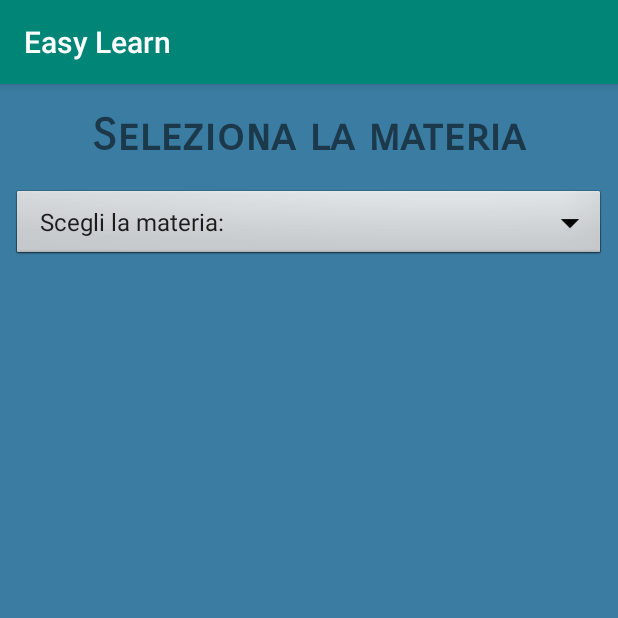
After one commit to PaoloBonicco7/IUM_InterazioneUomoMacchina_Progetto_18-19, an Android app: the DayActivity2 screen opened directly, with no data from a screen before it, on a phone screen of 412 x 824 dp, the top half of it. The commit adds this screen. Run offline under Robolectric (Android 15) with nearby library versions, the phone set to English and light mode, and no system bars; Roboto replaces fonts that are not available here; 4 statements that could not run were skipped.

Commit message:
Bugfic, ora se si aggiunge un corso o un docente nuovo viene correttamente visualizzato.

```diff
--- a/app/src/main/AndroidManifest.xml
+++ b/app/src/main/AndroidManifest.xml
@@ -14,7 +14,9 @@
         android:roundIcon="@mipmap/ic_launcher_round"
         android:supportsRtl="true"
         android:theme="@style/AppTheme">
-        <activity android:name=".DeleteActivity"></activity>
+        <activity android:name=".DayActivity2"></activity>
+        <activity android:name=".NoAutenticatedUser" />
+        <activity android:name=".DeleteActivity" />
         <activity android:name=".VisualizzaRipetizioni" />
         <activity android:name=".CheckActivity" />
         <activity android:name=".ChooseActivity" />
--- /dev/null
+++ b/app/src/main/java/com/example/ripetizioni/DayActivity2.java
@@ -0,0 +1,171 @@
+package com.example.ripetizioni;
+
+import android.content.Context;
+import android.content.Intent;
+import android.os.Bundle;
+import android.support.v7.app.AppCompatActivity;
+import android.view.View;
+import android.widget.AdapterView;
+import android.widget.ArrayAdapter;
+import android.widget.Button;
+import android.widget.Spinner;
+import android.widget.TextView;
+import android.widget.Toast;
+
+import java.util.ArrayList;
+
+public class DayActivity2 extends AppCompatActivity {
+
+    TextView tw, tw1;
+    Spinner spinner, spinner2;
+    Bundle extras;
+    int check = 0;
+    String username;
+    Button btn;
+    String subject, teacher;
+    Context ctx = DayActivity2.this;
+
+    @Override
+    protected void onCreate(Bundle savedInstanceState) {
+        super.onCreate(savedInstanceState);
+        setContentView(R.layout.activity_day2);
+
+        tw = findViewById(R.id.textView);
+        tw.setVisibility(View.INVISIBLE);
+
+        spinner2 = findViewById(R.id.spinner2);
+        spinner2.setVisibility(View.INVISIBLE);
+
+        btn = findViewById(R.id.button2);
+        btn.setVisibility(View.INVISIBLE);
+
+        tw1 = findViewById(R.id.textView2);
+        spinner = findViewById(R.id.spinner);
+
+        extras = getIntent().getExtras();
+
+        username = (String) extras.get("username");
+        final ArrayList<MostraCatalogo> cat = (ArrayList<MostraCatalogo>) extras.get("catalogo");
+
+        //Adapter for spinner 1
+        final ArrayAdapter<String> spinnerAdapter = new ArrayAdapter<String>(this, android.R.layout.simple_spinner_item, android.R.id.text1);
+        spinnerAdapter.setDropDownViewResource(android.R.layout.simple_spinner_dropdown_item);
+        spinner.setAdapter(spinnerAdapter);
+
+        //Adapter for spinner 2
+        final ArrayAdapter<String> spinnerAdapter2 = new ArrayAdapter<String>(this, android.R.layout.simple_spinner_item, android.R.id.text1);
+        spinnerAdapter2.setDropDownViewResource(android.R.layout.simple_spinner_dropdown_item);
+        spinner2.setAdapter(spinnerAdapter2);
+
+        final ArrayList<String> materie = new ArrayList<>();
+
+        //Seleziono le materie
+        spinnerAdapter.clear();
+        spinnerAdapter.add("Scegli la materia:");
+        spinner.setSelection(1,false);
+        spinnerAdapter.notifyDataSetChanged();
+        for (MostraCatalogo elem : cat) {
+            String sub = elem.getTitolo();
+            if(!materie.contains(sub)) {
+                materie.add(sub);
+                spinnerAdapter.add(sub);
+            }
+        }
+
+        spinnerAdapter.notifyDataSetChanged();
+
+        spinner.setOnItemSelectedListener(new AdapterView.OnItemSelectedListener() {
+            @Override
+            public void onItemSelected(AdapterView<?> parent, View view, int position, long id) {
+                if(++check >1) {
+                    //Extract value from spinner
+                    Toast.makeText(DayActivity2.this, "Selezionare il docente", Toast.LENGTH_SHORT).show();
+
+                    String s = (String) parent.getItemAtPosition(position);
+                    if(!s.equals("Scegli la materia:")) {
+                        subject = s;
+
+                        btn.setVisibility(View.INVISIBLE);
+                        tw.setVisibility(View.VISIBLE);
+                        spinner2.setVisibility(View.VISIBLE);
+
+                        //Gestione spinner2
+                        ArrayList<String> docenti = new ArrayList<>();
+
+                        //Seleziono i docenti
+                        spinnerAdapter2.clear();
+                        spinnerAdapter2.add("Scegli il professore:");
+
+                        spinner2.setSelection(1, false);
+                        spinnerAdapter2.notifyDataSetChanged();
+                        for (MostraCatalogo elem : cat) {
+                            String sub = elem.getTitolo();
+                            if (sub.equals(s)) {
+                                String doc = elem.getCognome();
+                                if (!docenti.contains(doc)) {
+                                    docenti.add(doc);
+                                    spinnerAdapter2.add(doc);
+                                }
+                            }
+                        }
+                        spinnerAdapter2.notifyDataSetChanged();
+                    } else {
+                        Toast.makeText(DayActivity2.this, "Selezionare un docente", Toast.LENGTH_SHORT).show();
+                        btn.setVisibility(View.INVISIBLE);
+                        tw.setVisibility(View.INVISIBLE);
+                        spinner2.setVisibility(View.INVISIBLE);
+                    }
+                }
+            }
+
+            public void onNothingSelected(AdapterView<?> arg0) {
+                Toast.makeText(DayActivity2.this, "Seleziona una materia", Toast.LENGTH_SHORT).show();
+            }
+        });
+
+        spinner2.setOnItemSelectedListener(new AdapterView.OnItemSelectedListener() {
+            @Override
+            public void onItemSelected(AdapterView<?> parent, View view, int position, long id) {
+                if(++check >3) {
+                    //Extract value from spinner
+                    String s = (String) parent.getItemAtPosition(position);
+                    if(!s.equals("Scegli il professore:")){
+                        teacher = s;
+
+                        btn.setVisibility(View.VISIBLE);
+                    } else {
+                        Toast.makeText(DayActivity2.this, "Selezionare una materia", Toast.LENGTH_SHORT).show();
+                        btn.setVisibility(View.INVISIBLE);
+                    }
+                }
+            }
+
+            public void onNothingSelected(AdapterView<?> arg0) {
+                Toast.makeText(DayActivity2.this, "Seleziona un docente", Toast.LENGTH_SHORT).show();
+            }
+        });
+
+        btn.setOnClickListener(new View.OnClickListener() {
+            @Override
+            public void onClick(View v) {
+                ArrayList<MostraCatalogo> catalogoDocente = new ArrayList<>();
+
+                for (MostraCatalogo elem: cat) {
+                    if(elem.getTitolo().equals(subject) && elem.getCognome().equals(teacher)){
+                        catalogoDocente.add(elem);
+                    }
+                }
+
+                Intent i1 = new Intent(ctx, TimesActivity.class);
+
+                i1.putExtra("username", username);
+                i1.putExtra("subject", subject);
+                i1.putExtra("doc", teacher);
+                i1.putExtra("catalogoDocente", catalogoDocente);
+
+                ctx.startActivity(i1);
+            }
+        });
+
+    }
+}
--- a/app/src/main/java/com/example/ripetizioni/MyURL.java
+++ b/app/src/main/java/com/example/ripetizioni/MyURL.java
@@ -2,7 +2,7 @@ package com.example.ripetizioni;
 
 public class MyURL {
 
-    private static final String MYURL = "http://192.168.42.77:8084/progettoTweb/AndroidServletController";
+    private static final String MYURL = "http://192.168.42.209:8084/progettoTweb/AndroidServletController";
 
     public static String getMYURL() {
         return MYURL;
--- /dev/null
+++ b/app/src/main/res/layout/activity_day2.xml
@@ -0,0 +1,75 @@
+<?xml version="1.0" encoding="utf-8"?>
+
+<android.support.constraint.ConstraintLayout xmlns:android="http://schemas.android.com/apk/res/android"
+    xmlns:app="http://schemas.android.com/apk/res-auto"
+    xmlns:tools="http://schemas.android.com/tools"
+    android:layout_width="match_parent"
+    android:layout_height="match_parent"
+    android:background="@color/LoginBackground"
+    tools:context=".DayActivity">
+
+    <TextView
+        android:id="@+id/textView"
+        android:layout_width="wrap_content"
+        android:layout_height="wrap_content"
+        android:layout_marginTop="24dp"
+        android:fontFamily="sans-serif-smallcaps"
+        android:text="@string/seleziona_il_docente"
+        android:textSize="30sp"
+        android:textStyle="bold"
+        app:layout_constraintEnd_toEndOf="parent"
+        app:layout_constraintStart_toStartOf="parent"
+        app:layout_constraintTop_toBottomOf="@+id/spinner" />
+
+    <TextView
+        android:id="@+id/textView2"
+        android:layout_width="wrap_content"
+        android:layout_height="wrap_content"
+        android:layout_marginTop="16dp"
+        android:fontFamily="sans-serif-smallcaps"
+        android:text="@string/materieString"
+        android:textSize="30sp"
+        android:textStyle="bold"
+        app:layout_constraintEnd_toEndOf="parent"
+        app:layout_constraintStart_toStartOf="parent"
+        app:layout_constraintTop_toTopOf="parent" />
+
+    <Spinner
+        android:id="@+id/spinner"
+        android:layout_width="0dp"
+        android:layout_height="50dp"
+        android:layout_marginStart="8dp"
+        android:layout_marginTop="16dp"
+        android:layout_marginEnd="8dp"
+        android:background="@android:drawable/btn_dropdown"
+        android:spinnerMode="dropdown"
+        app:layout_constraintEnd_toEndOf="parent"
+        app:layout_constraintHorizontal_bias="0.51"
+        app:layout_constraintStart_toStartOf="parent"
+        app:layout_constraintTop_toBottomOf="@+id/textView2" />
+
+    <Spinner
+        android:id="@+id/spinner2"
+        android:layout_width="0dp"
+        android:layout_height="50dp"
+        android:layout_marginStart="8dp"
+        android:layout_marginTop="16dp"
+        android:layout_marginEnd="8dp"
+        android:background="@android:drawable/btn_dropdown"
+        android:spinnerMode="dropdown"
+        app:layout_constraintEnd_toEndOf="parent"
+        app:layout_constraintHorizontal_bias="0.51"
+        app:layout_constraintStart_toStartOf="parent"
+        app:layout_constraintTop_toBottomOf="@+id/textView" />
+
+    <Button
+        android:id="@+id/button2"
+        android:layout_width="wrap_content"
+        android:layout_height="wrap_content"
+        android:layout_marginTop="32dp"
+        android:text="@string/conferma"
+        app:layout_constraintEnd_toEndOf="parent"
+        app:layout_constraintStart_toStartOf="parent"
+        app:layout_constraintTop_toBottomOf="@+id/spinner2" />
+
+</android.support.constraint.ConstraintLayout>
--- a/app/src/main/res/values/strings.xml
+++ b/app/src/main/res/values/strings.xml
@@ -76,4 +76,9 @@
     <string name="venerd">VENERDÍ</string>
     <string name="docente_1">Docente 1</string>
     <string name="docente_2">Docente 2</string>
+    <string name="continua_senza_login">Continua senza login</string>
+    <string name="catalogo">Catalogo</string>
+    <string name="lista_ripetizioni_disponibili">Lista ripetizioni disponibili</string>
+    <string name="accedi_al_nostro_portale">Accedi al nostro portale</string>
+    <string name="seleziona_il_docente">Seleziona il docente</string>
 </resources>
```
Also changed, not shown: app/src/main/java/com/example/ripetizioni/Catalogo.java (added, +94 -0 lines), app/src/main/java/com/example/ripetizioni/LoginActivity.java (+11 -0 lines), app/src/main/java/com/example/ripetizioni/Model.java (+29 -0 lines), app/src/main/java/com/example/ripetizioni/NoAutenticatedUser.java (added, +57 -0 lines), app/src/main/java/com/example/ripetizioni/UserActivity.java (+37 -0 lines), app/src/main/res/layout/activity_login.xml (+9 -0 lines), app/src/main/res/layout/activity_no_autenticated_user.xml (added, +77 -0 lines).
